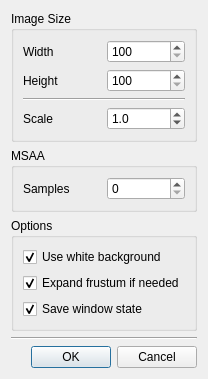
Above: applications/Mapple/dialogs/dialog_snapshot.ui from LiangliangNan/Easy3D before the change. Below: the same form after it.
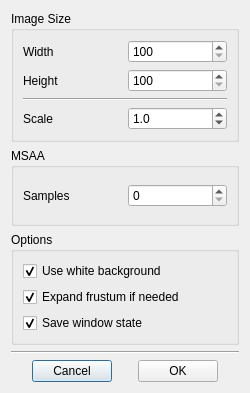
That is the form after the change.

Commit message: snapshot dialog always on top on mac

```diff
--- a/applications/Mapple/dialogs/dialog_snapshot.ui
+++ b/applications/Mapple/dialogs/dialog_snapshot.ui
@@ -6,8 +6,8 @@
    <rect>
     <x>0</x>
     <y>0</y>
-    <width>176</width>
-    <height>295</height>
+    <width>250</width>
+    <height>393</height>
    </rect>
   </property>
   <property name="windowTitle">
@@ -172,14 +172,73 @@
     </widget>
    </item>
    <item>
-    <widget class="QDialogButtonBox" name="buttonBox">
-     <property name="orientation">
-      <enum>Qt::Horizontal</enum>
-     </property>
-     <property name="standardButtons">
-      <set>QDialogButtonBox::Cancel|QDialogButtonBox::Ok</set>
-     </property>
-    </widget>
+    <layout class="QHBoxLayout" name="horizontalLayout">
+     <item>
+      <spacer name="horizontalSpacer">
+       <property name="orientation">
+        <enum>Qt::Horizontal</enum>
+       </property>
+       <property name="sizeHint" stdset="0">
+        <size>
+         <width>10</width>
+         <height>20</height>
+        </size>
+       </property>
+      </spacer>
+     </item>
+     <item>
+      <widget class="QPushButton" name="pushButtonCancel">
+       <property name="minimumSize">
+        <size>
+         <width>80</width>
+         <height>0</height>
+        </size>
+       </property>
+       <property name="text">
+        <string>Cancel</string>
+       </property>
+      </widget>
+     </item>
+     <item>
+      <spacer name="horizontalSpacer_3">
+       <property name="orientation">
+        <enum>Qt::Horizontal</enum>
+       </property>
+       <property name="sizeHint" stdset="0">
+        <size>
+         <width>10</width>
+         <height>20</height>
+        </size>
+       </property>
+      </spacer>
+     </item>
+     <item>
+      <widget class="QPushButton" name="pushButtonOK">
+       <property name="minimumSize">
+        <size>
+         <width>80</width>
+         <height>0</height>
+        </size>
+       </property>
+       <property name="text">
+        <string>OK</string>
+       </property>
+      </widget>
+     </item>
+     <item>
+      <spacer name="horizontalSpacer_2">
+       <property name="orientation">
+        <enum>Qt::Horizontal</enum>
+       </property>
+       <property name="sizeHint" stdset="0">
+        <size>
+         <width>10</width>
+         <height>20</height>
+        </size>
+       </property>
+      </spacer>
+     </item>
+    </layout>
    </item>
   </layout>
  </widget>
```
Left out of the diff: 37 changed lines with no effect on the pictures. The commit also changes 4 other files.
